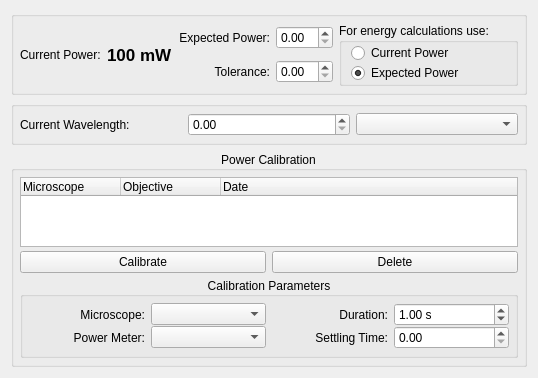
Old version of the form lib/devices/Laser/devTemplate.ui in the repository acq4/acq4.
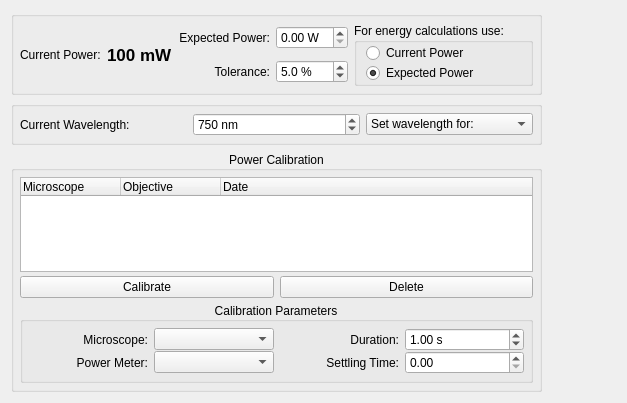
New version of the form. Custom widgets are drawn as their Qt base class.

Diff of the .ui file:
```diff
--- a/lib/devices/Laser/devTemplate.ui
+++ b/lib/devices/Laser/devTemplate.ui
@@ -6,8 +6,8 @@
    <rect>
     <x>0</x>
     <y>0</y>
-    <width>492</width>
-    <height>316</height>
+    <width>627</width>
+    <height>403</height>
    </rect>
   </property>
   <property name="windowTitle">
@@ -23,9 +23,6 @@
       <property name="margin">
        <number>6</number>
       </property>
-      <property name="spacing">
-       <number>6</number>
-      </property>
       <item row="0" column="0" rowspan="2">
        <widget class="QLabel" name="label_4">
         <property name="sizePolicy">
@@ -50,7 +47,11 @@
        </widget>
       </item>
       <item row="0" column="3">
-       <widget class="SpinBox" name="expectedPowerSpin"/>
+       <widget class="SpinBox" name="expectedPowerSpin">
+        <property name="suffix">
+         <string> W</string>
+        </property>
+       </widget>
       </item>
       <item row="1" column="2">
        <widget class="QLabel" name="label_6">
@@ -63,7 +64,20 @@
        </widget>
       </item>
       <item row="1" column="3">
-       <widget class="SpinBox" name="toleranceSpin"/>
+       <widget class="SpinBox" name="toleranceSpin">
+        <property name="suffix">
+         <string> %</string>
+        </property>
+        <property name="decimals">
+         <number>1</number>
+        </property>
+        <property name="minimum">
+         <double>0.100000000000000</double>
+        </property>
+        <property name="value">
+         <double>5.000000000000000</double>
+        </property>
+       </widget>
       </item>
       <item row="0" column="1" rowspan="2">
        <widget class="QLabel" name="powerLabel">
@@ -129,9 +143,6 @@
       <property name="margin">
        <number>6</number>
       </property>
-      <property name="spacing">
-       <number>6</number>
-      </property>
       <item row="0" column="0">
        <widget class="QLabel" name="label_7">
         <property name="text">
@@ -142,12 +153,27 @@
       <item row="0" column="1">
        <widget class="SpinBox" name="wavelengthSpin">
         <property name="suffix">
-         <string/>
+         <string> nm</string>
+        </property>
+        <property name="decimals">
+         <number>0</number>
+        </property>
+        <property name="maximum">
+         <double>1200.000000000000000</double>
+        </property>
+        <property name="value">
+         <double>750.000000000000000</double>
         </property>
        </widget>
       </item>
       <item row="0" column="2">
-       <widget class="QComboBox" name="wavelengthCombo"/>
+       <widget class="QComboBox" name="wavelengthCombo">
+        <item>
+         <property name="text">
+          <string>Set wavelength for:</string>
+         </property>
+        </item>
+       </widget>
       </item>
      </layout>
     </widget>
@@ -224,9 +250,6 @@
          <property name="margin">
           <number>6</number>
          </property>
-         <property name="spacing">
-          <number>6</number>
-         </property>
          <item row="0" column="0">
           <layout class="QGridLayout" name="gridLayout_2">
            <property name="verticalSpacing">
```
Left out of the diff: 2 changed lines with no effect on the pictures.
